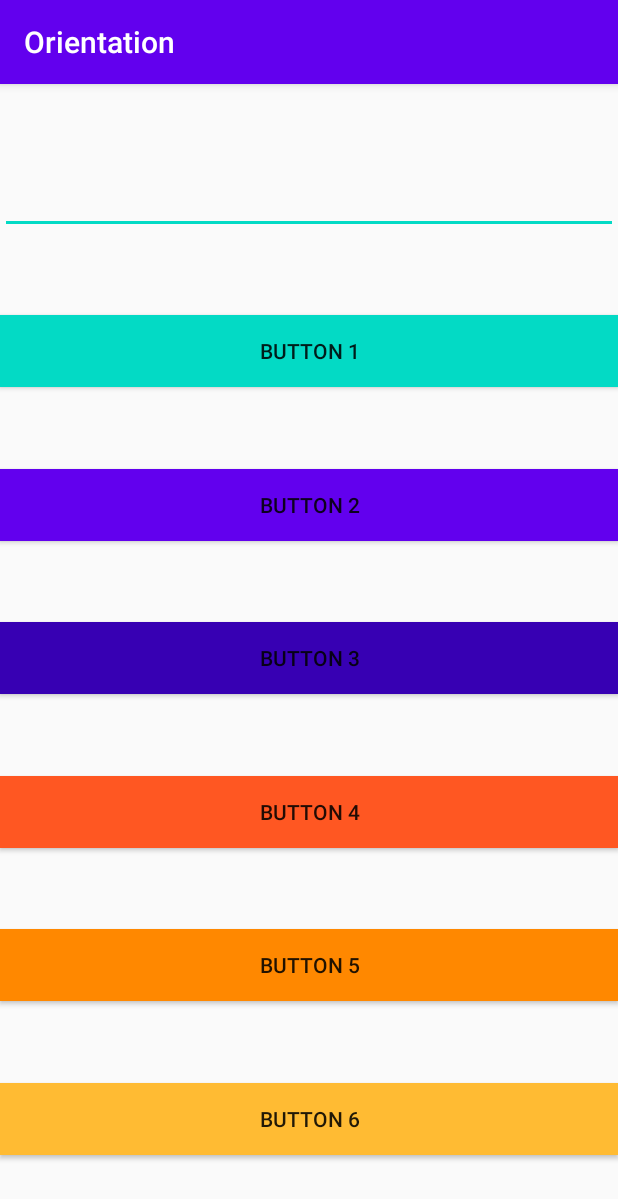
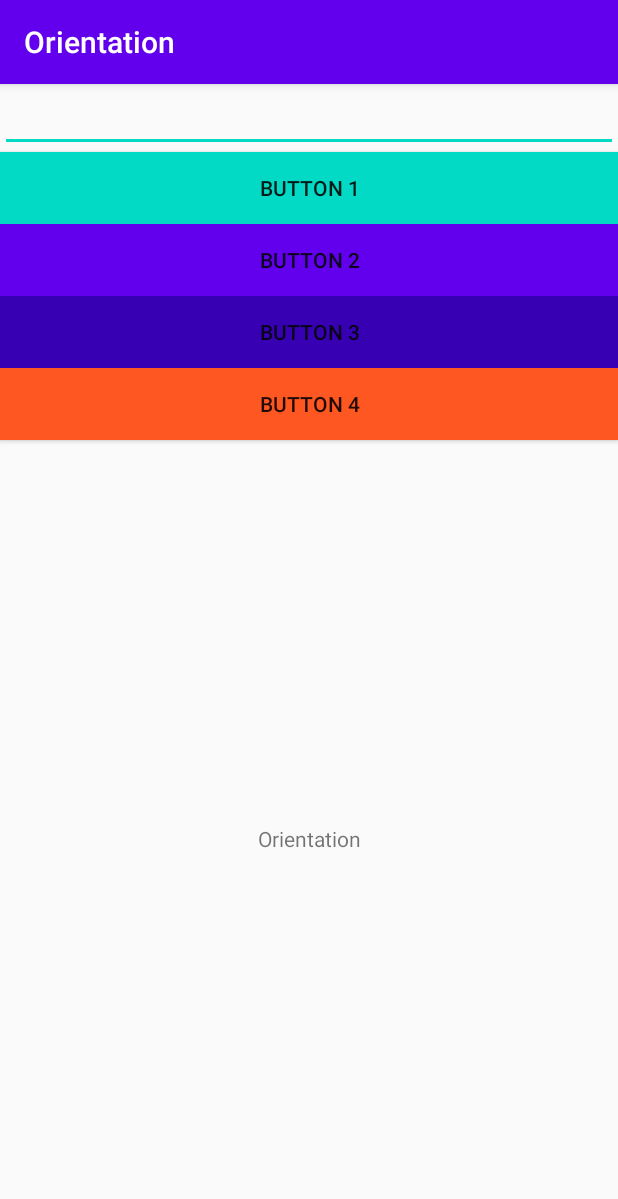
Before and after one commit to annyaj/omsu-android, an Android app: the screen it shows after launch (MainActivity), on a phone screen of 412 x 824 dp. Shown: the top 1199 px of the screen. Run offline under Robolectric (Android 15) with nearby library versions, the phone set to English and light mode, and no system bars.

Commit message:
Added orientation examples

```diff
--- a/orientation/src/main/res/layout-land/activity_main.xml
+++ b/orientation/src/main/res/layout-land/activity_main.xml
@@ -1,15 +1,14 @@
 <?xml version="1.0" encoding="utf-8"?>
-<LinearLayout
-    xmlns:android="http://schemas.android.com/apk/res/android"
+<LinearLayout xmlns:android="http://schemas.android.com/apk/res/android"
     android:layout_width="match_parent"
     android:layout_height="match_parent"
     android:orientation="vertical">
 
     <LinearLayout
+        android:layout_width="match_parent"
+        android:layout_height="wrap_content"
+        android:layout_gravity="center"
         android:orientation="vertical"
-        android:layout_height="wrap_content"
-        android:layout_width="match_parent"
-        android:layout_gravity="center"
         android:paddingLeft="20dp"
         android:paddingRight="20dp">
 
@@ -20,8 +19,8 @@
             android:inputType="textShortMessage|none" />
 
         <TableLayout
+            android:layout_width="wrap_content"
             android:layout_height="wrap_content"
-            android:layout_width="wrap_content"
             android:layout_gravity="center"
             android:stretchColumns="*">
 
@@ -61,19 +60,7 @@
 
             <TableRow>
 
-                <Button
-                    android:id="@+id/button5"
-                    style="@style/Widget.AppCompat.Button"
-                    android:layout_width="match_parent"
-                    android:layout_height="wrap_content"
-                    android:text="@string/button5_text" />
-
-                <Button
-                    android:id="@+id/button6"
-                    style="@style/Widget.AppCompat.Button"
-                    android:layout_width="match_parent"
-                    android:layout_height="wrap_content"
-                    android:text="@string/button6_text" />
+                <TextView android:id="@+id/text_orientation" />
             </TableRow>
         </TableLayout>
     </LinearLayout>
--- a/orientation/src/main/res/layout/activity_main.xml
+++ b/orientation/src/main/res/layout/activity_main.xml
@@ -59,34 +59,21 @@
         android:layout_height="wrap_content"
         android:background="?attr/colorError"
         android:text="@string/button4_text"
-        app:layout_constraintBottom_toTopOf="@+id/button5"
+        app:layout_constraintBottom_toTopOf="@+id/textView"
         app:layout_constraintEnd_toEndOf="parent"
         app:layout_constraintHorizontal_bias="0.5"
         app:layout_constraintStart_toStartOf="parent"
         app:layout_constraintTop_toBottomOf="@+id/button3" />
 
-    <Button
-        android:id="@+id/button5"
-        android:layout_width="match_parent"
+    <TextView
+        android:id="@+id/text_orientation"
+        android:layout_width="wrap_content"
         android:layout_height="wrap_content"
-        android:background="@android:color/holo_orange_dark"
-        android:text="@string/button5_text"
-        app:layout_constraintBottom_toTopOf="@+id/button6"
+        android:text="@string/app_name"
+        app:layout_constraintBottom_toBottomOf="parent"
         app:layout_constraintEnd_toEndOf="parent"
         app:layout_constraintHorizontal_bias="0.5"
         app:layout_constraintStart_toStartOf="parent"
         app:layout_constraintTop_toBottomOf="@+id/button4" />
 
-    <Button
-        android:id="@+id/button6"
-        android:layout_width="match_parent"
-        android:layout_height="wrap_content"
-        android:background="@android:color/holo_orange_light"
-        android:text="@string/button6_text"
-        app:layout_constraintBottom_toBottomOf="parent"
-        app:layout_constraintEnd_toEndOf="parent"
-        app:layout_constraintHorizontal_bias="0.5"
-        app:layout_constraintStart_toStartOf="parent"
-        app:layout_constraintTop_toBottomOf="@+id/button5" />
-
 </androidx.constraintlayout.widget.ConstraintLayout>
```
Also changed, not shown: orientation/src/main/java/com/example/orientation/MainActivity.java (+94 -1 lines).
